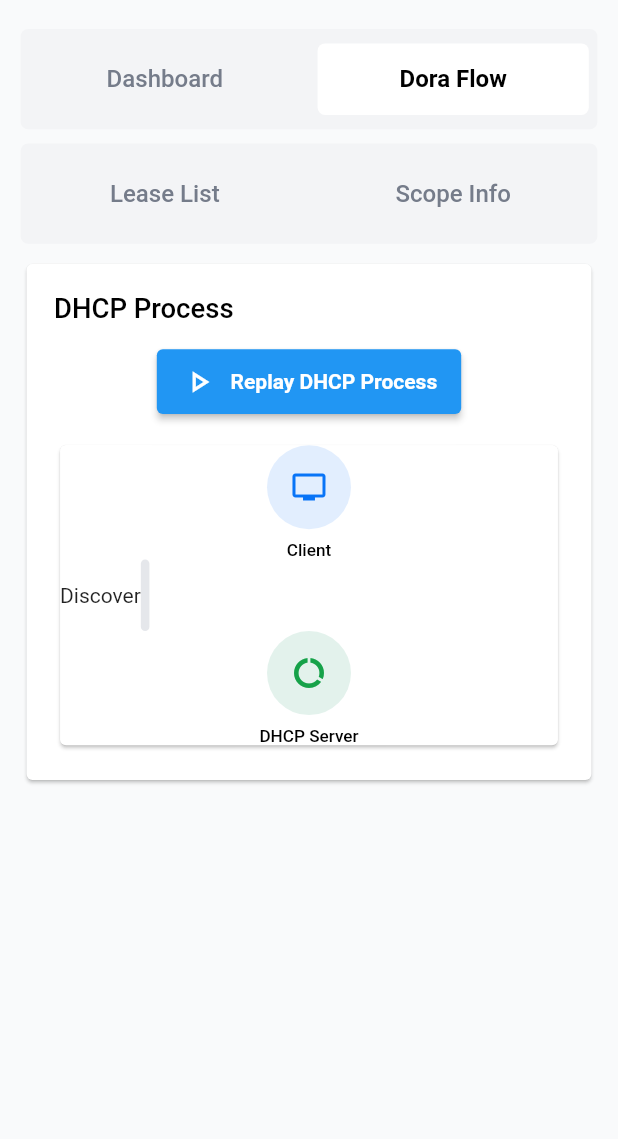
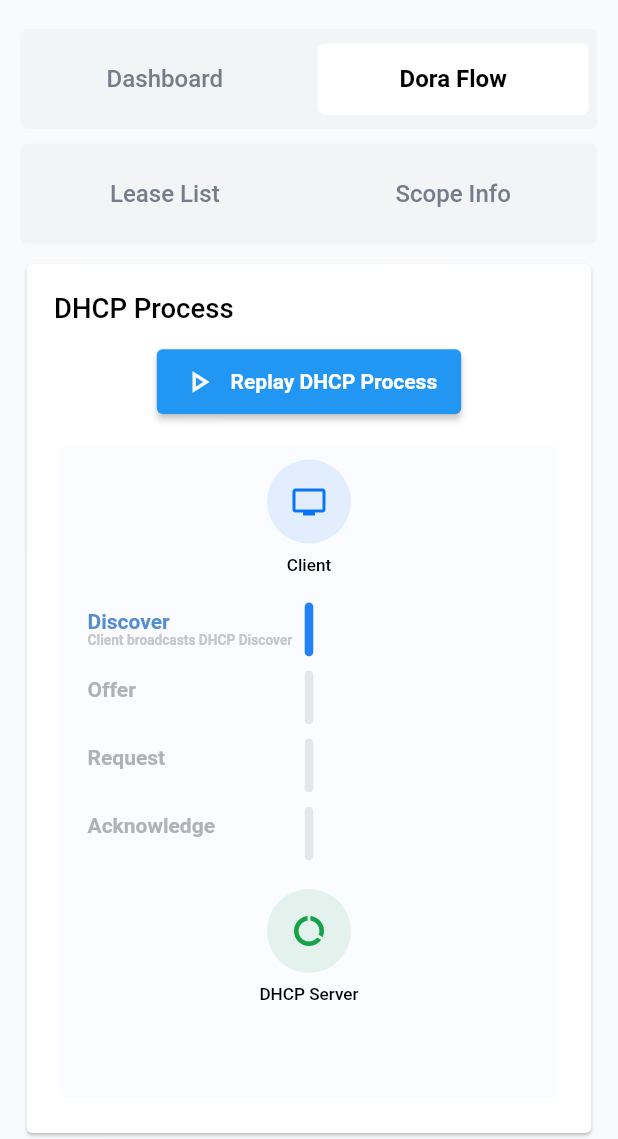
Before and after one commit to giahuyto3107/DHCP-demo, a Flutter app: the screen it shows after launch, after a tap on "Dora Flow", after a tap on "Replay DHCP Process", on a phone screen of 412 x 824 dp, the part 97-1236 px from its top. Run offline on Flutter 3.47's test engine with Material 3 defaults, Android fonts, the phone set to English and light mode, and no system bars; our stand-ins replace flutter_screenutil, go_router.

Commit message:
Dora Flow

```diff
--- a/lib/screens/dashBoard.dart
+++ b/lib/screens/dashBoard.dart
@@ -11,14 +11,14 @@ class DashBoardScreen extends StatelessWidget {
 
   @override
   Widget build(BuildContext context) {
-    return Column(
+    return Expanded(
+      child: Column(
         children: [
           serverStatusSection(),
           SizedBox(height: 12.0.h),
-        connectedClientsSection(),
-        SizedBox(height: 12.0.h),
-        bottomNavigationTab()
+          Expanded(child: connectedClientsSection()),
         ],
+      ),
     );
   }
 
@@ -146,6 +146,11 @@ class DashBoardScreen extends StatelessWidget {
 
               SizedBox(height: 16.0.h),
 
+              Expanded(
+                child: Center(
+                  child: Column(
+                    mainAxisAlignment: MainAxisAlignment.center,
+                    children: [
                       Text(
                         "$connectedClient",
                         style: TextStyle(
@@ -178,6 +183,10 @@ class DashBoardScreen extends StatelessWidget {
                                 color: Colors.black,
                                 fontWeight: FontWeight.w600
                             ),
+                          ),
+                        ),
+                      )
+                    ],
                   ),
                 ),
               )
--- a/lib/screens/doraFlowScreen.dart
+++ b/lib/screens/doraFlowScreen.dart
@@ -1,12 +1,46 @@
 import 'package:flutter/material.dart';
 import 'package:flutter_screenutil/flutter_screenutil.dart';
 
-class DoraFlowScreen extends StatelessWidget {
+class DoraFlowScreen extends StatefulWidget {
   const DoraFlowScreen({super.key});
 
   @override
+  State<DoraFlowScreen> createState() => _DoraFlowScreenState();
+}
+
+class _DoraFlowScreenState extends State<DoraFlowScreen> {
+  final int itemCount = 4;
+  List<bool> isActiveList = [];
+
+  @override
+  void initState() {
+    super.initState();
+    isActiveList = List.generate(itemCount, (_) => false);
+  }
+
+  void startAnimation() async {
+    for (int i = 0; i < itemCount; i++) {
+      setState(() {
+        isActiveList[i] = true;
+      });
+      await Future.delayed(Duration(seconds: 2));
+      setState(() {
+        isActiveList[i] = false;
+      });
+    }
+
+    if (isActiveList.every((active) => active)) {
+      await Future.delayed(Duration(seconds: 0));
+      setState(() {
+        isActiveList = List.generate(itemCount, (_) => false);
+      });
+    }
+  }
+
+  @override
   Widget build(BuildContext context) {
-    return Card(
+    return Expanded(
+      child: Card(
         child: Padding(
           padding: EdgeInsets.symmetric(horizontal: 16.0.w, vertical: 16.0.h),
           child: Column(
@@ -14,8 +48,6 @@ class DoraFlowScreen extends StatelessWidget {
             children: [
               Row(
                 children: [
-                // Icon(Icons.signal_wifi_statusbar_null_sharp),
-                // SizedBox(width: 8.w),
                   Text(
                     "DHCP Process",
                     style: TextStyle(
@@ -30,7 +62,7 @@ class DoraFlowScreen extends StatelessWidget {
 
               Center(
                 child: ElevatedButton(
-                onPressed: (){},
+                  onPressed: startAnimation,
                   child: Padding(
                     padding: EdgeInsets.symmetric(vertical: 8.0.h),
                     child: Row(
@@ -50,9 +82,15 @@ class DoraFlowScreen extends StatelessWidget {
                 ),
               ),
               SizedBox(height: 12.0.h),
-            Card(
+              Expanded(
+                child: Card(
+                  color: Color(0xfffafcff),
+                  elevation: 0,
                   child: SizedBox(
                     width: double.infinity,
+                    child: SingleChildScrollView(
+                      child: Padding(
+                        padding: EdgeInsets.symmetric(vertical: 8.0.h, horizontal: 16.0.w),
                         child: Column(
                           crossAxisAlignment: CrossAxisAlignment.center,
                           children: [
@@ -76,28 +114,12 @@ class DoraFlowScreen extends StatelessWidget {
                               ),
                             ),
 
-                    SizedBox(
-                      width: double.infinity,
-                      child: Row(
-                        children: [
-                          Align(
-                            alignment: Alignment.topLeft,
-                            child: Text("Discover"),
-                          ),
-                          Align(
-                            alignment: Alignment.topCenter,
-                            child: Container(
-                              decoration: BoxDecoration(
-                                color: Color(0xffe5e7eb),
-                                borderRadius: BorderRadius.circular(15),
-                              ),
-                              height: 40.h,
-                              width: 5.w,
-                            ),
-                          )
-                        ],
-                      ),
-                    ),
+                            SizedBox(height: 16.0.h),
+
+                            // Animation section
+                            animationSection(),
+
+                            SizedBox(height: 16.0.h),
 
                             Container(
                               decoration: BoxDecoration(
@@ -121,10 +143,100 @@ class DoraFlowScreen extends StatelessWidget {
                           ],
                         ),
                       ),
+                    ),
+                  ),
+                ),
               )
             ],
           ),
         ),
+      ),
+    );
+  }
+
+  Widget animationSection() {
+    return SizedBox(
+      width: double.infinity,
+      child: Column(
+        children: [
+          singleAnimationRow(
+            title: "Discover",
+            description: "Client broadcasts DHCP Discover",
+            index: 0
+          ),
+          SizedBox(height: 8.0.h),
+          singleAnimationRow(
+            title: "Offer ",
+            description: "Server responds with IP offer",
+            index: 1
+          ),
+          SizedBox(height: 8.0.h),
+          singleAnimationRow(
+            title: "Request",
+            description: "Client requests the offered IP",
+              index: 2
+          ),
+          SizedBox(height: 8.0.h),
+          singleAnimationRow(
+            title: "Acknowledge",
+            description: "Server confirms IP assignment",
+              index: 3
+          ),
+        ],
+      ),
+    );
+  }
+
+  Widget singleAnimationRow({
+    required String title,
+    required String description,
+    required int index,
+  }) {
+    return Stack(
+      alignment: Alignment.center,
+      children: [
+        Align(
+          alignment: Alignment.centerLeft,
+          child: Column(
+            crossAxisAlignment: CrossAxisAlignment.start,
+            children: [
+              Text(
+                title,
+                style: TextStyle(
+                  fontWeight: FontWeight.bold,
+                  color: isActiveList[index]
+                    ? index == 0
+                      ? Color(0xff558dd2)
+                      : index == 1
+                        ? Color(0xfff1ad37)
+                        : index == 2
+                          ? Color(0xff4494f6)
+                          : index == 3
+                            ? Color(0xff7dc198)
+                            : Color(0xffb1b2b8)
+                    : Color(0xffb1b2b8)
+                ),
+              ),
+              Text(
+                isActiveList[index] ? description : "",
+                style: TextStyle(
+                  fontSize: 8.0.sp,
+                  fontWeight: FontWeight.bold,
+                  color: Color(0xffc3c6cc)
+                ),
+              )
+            ],
+          ),
+        ),
+        Container(
+          decoration: BoxDecoration(
+            color: isActiveList[index] ? Color(0xff2382f7) : Color(0xffe5e7eb),
+            borderRadius: BorderRadius.circular(15),
+          ),
+          height: 30.h,
+          width: 5.w,
+        ),
+      ],
     );
   }
 }
```
Lines whose indentation alone changed are shown as unchanged.
